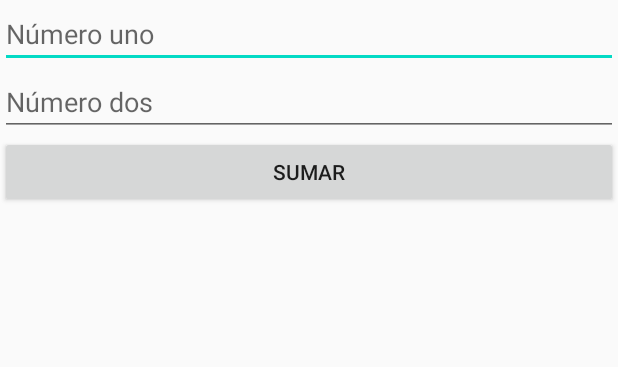
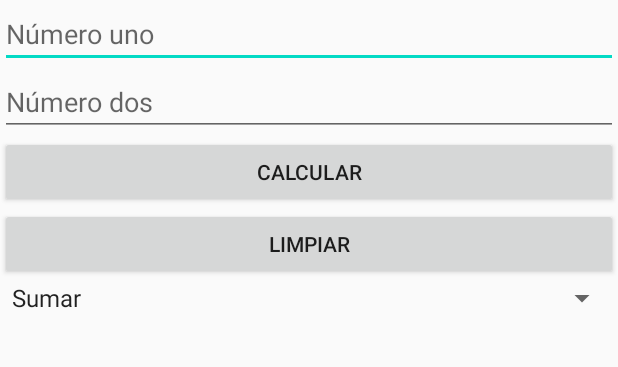
Before and after one commit to arnobisms/calculadora_unimagdalena, an Android app: the screen it shows after launch (MainActivity), on a phone screen of 412 x 824 dp, the part 121-488 px from its top. Run offline under Robolectric (Android 15) with nearby library versions, the phone set to English and light mode, and no system bars.

```diff
--- a/app/src/main/res/layout/activity_main.xml
+++ b/app/src/main/res/layout/activity_main.xml
@@ -38,13 +38,26 @@
         android:layout_width="match_parent"
         android:layout_height="wrap_content"
         android:onClick="calcular"
-        android:text="Sumar" />
+        android:text="Calcular" />
+
+    <Button
+        android:id="@+id/btnLimpiar"
+        android:layout_width="match_parent"
+        android:layout_height="wrap_content"
+        android:onClick="aux_limpiar"
+        android:text="Limpiar" />
+
+    <Spinner
+        android:id="@+id/seleccionOperacion"
+        android:layout_width="match_parent"
+        android:layout_height="wrap_content" />
 
     <TextView
         android:id="@+id/lblResultado"
         android:layout_width="match_parent"
         android:layout_height="wrap_content"
         android:gravity="center_horizontal"
-        android:textSize="18sp"
+        android:textSize="30sp"
         android:textStyle="bold" />
+
 </LinearLayout>
```
Also changed, not shown: app/src/main/java/com/example/calculadora/MainActivity.java (+57 -5 lines).
